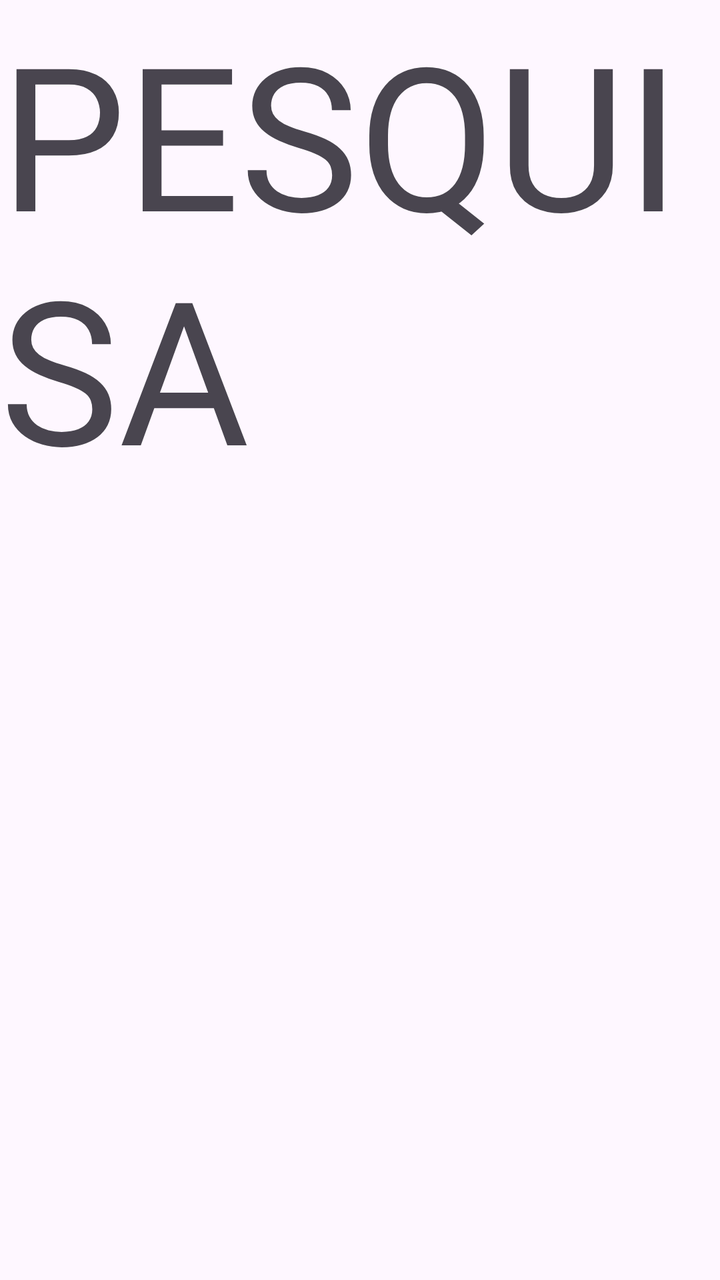
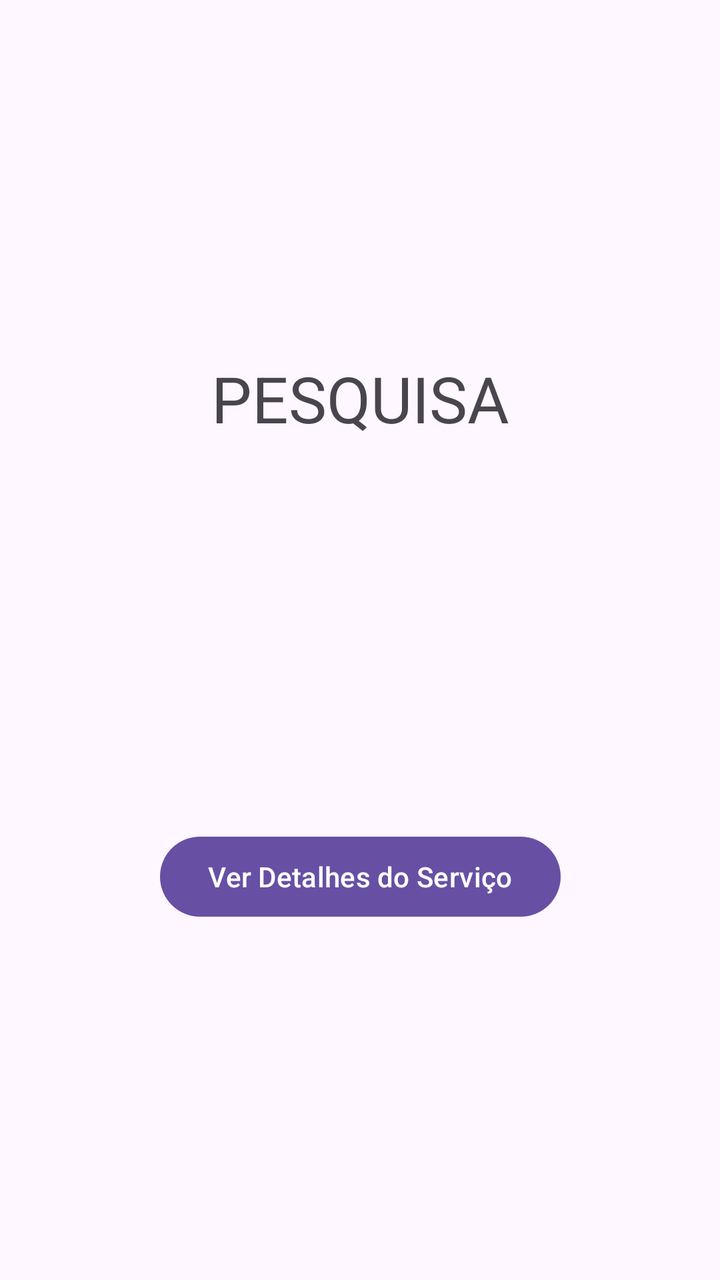

An Android layout rendered at two revisions. The XML below is the earlier revision; the diff shows what the commit changed to produce the second picture.
<!-- AndroidManifest.xml: application theme Theme.AgenFree -->
<!-- res/layout/activity_search.xml -->
<?xml version="1.0" encoding="utf-8"?>
<androidx.constraintlayout.widget.ConstraintLayout xmlns:android="http://schemas.android.com/apk/res/android"
    xmlns:app="http://schemas.android.com/apk/res-auto"
    xmlns:tools="http://schemas.android.com/tools"
    android:id="@+id/main"
    android:layout_width="match_parent"
    android:layout_height="match_parent"
    tools:context=".Search">

    <TextView
        android:layout_width="match_parent"
        android:layout_height="match_parent"
        android:text="PESQUISA"
        android:textSize="100dp"/>

</androidx.constraintlayout.widget.ConstraintLayout>
<!-- resources referenced by this layout -->
<resources>
  <style name="Theme.AgenFree" parent="Base.Theme.AgenFree" />
  <style name="Base.Theme.AgenFree" parent="Theme.Material3.DayNight.NoActionBar">
          
          
      </style>
</resources>

<!-- the commit's change to res/layout/activity_search.xml (unified diff, before → after) -->
@@ -8,9 +8,25 @@
     tools:context=".Search">
 
     <TextView
-        android:layout_width="match_parent"
-        android:layout_height="match_parent"
-        android:text="PESQUISA"
-        android:textSize="100dp"/>
+        android:id="@+id/textView"
+        android:layout_width="wrap_content"
+        android:layout_height="wrap_content"
+        android:text="@string/search_title"
+        android:textSize="32sp"
+        app:layout_constraintTop_toTopOf="parent"
+        app:layout_constraintBottom_toTopOf="@id/btnServiceDetails"
+        app:layout_constraintStart_toStartOf="parent"
+        app:layout_constraintEnd_toEndOf="parent" />
+
+    <Button
+        android:id="@+id/btnServiceDetails"
+        android:layout_width="wrap_content"
+        android:layout_height="wrap_content"
+        android:text="@string/btn_service_details"
+        app:layout_constraintTop_toBottomOf="@id/textView"
+        app:layout_constraintBottom_toBottomOf="parent"
+        app:layout_constraintStart_toStartOf="parent"
+        app:layout_constraintEnd_toEndOf="parent"
+        android:layout_marginTop="16dp"/>
 
 </androidx.constraintlayout.widget.ConstraintLayout>
<!-- resource entries referenced after the edit -->
@@ -1,5 +1,7 @@
 <!-- resources referenced by this layout -->
 <resources>
+  <string name="btn_service_details">Ver Detalhes do Serviço</string>
+  <string name="search_title">PESQUISA</string>
   <style name="Theme.AgenFree" parent="Base.Theme.AgenFree" />
   <style name="Base.Theme.AgenFree" parent="Theme.Material3.DayNight.NoActionBar">
           
